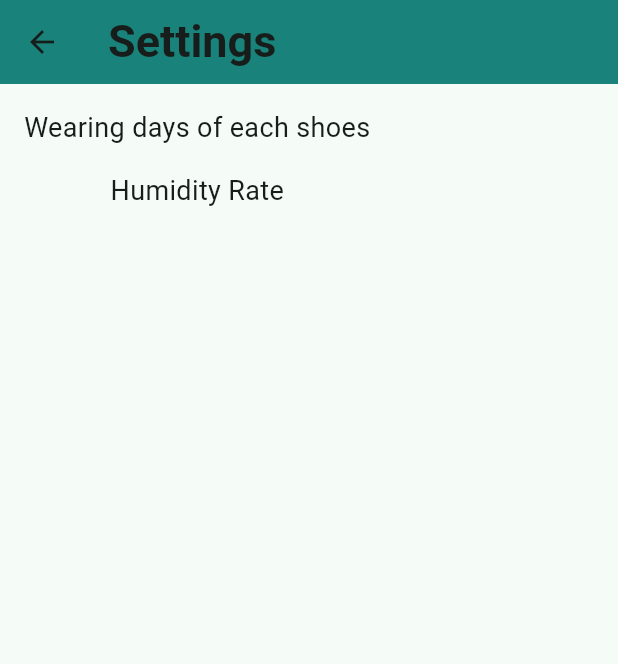
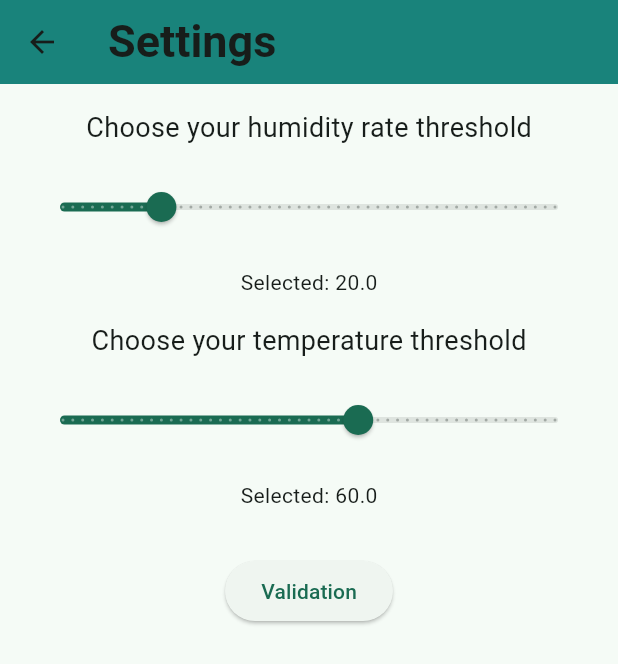
Before and after one commit to expensive-garbage/FCT-LOLU-smartshoeapp, a Flutter app: the SettingsPage screen opened directly, on a phone screen of 412 x 824 dp. Shown: the top 664 px of the screen. Run offline on Flutter 3.47's test engine with Material 2 defaults, Android fonts, the phone set to English and light mode, and no system bars; our stand-ins replace cloud_firestore, firebase_auth, firebase_core, firebase_storage, image_picker, pie_chart and 1 more; accounts and stored records are empty.

Commit message:
Page setting + update thresholds in firebase

```diff
--- a/lib/SettingsPage.dart
+++ b/lib/SettingsPage.dart
@@ -1,14 +1,21 @@
 import 'package:flutter/material.dart';
 import 'package:provider/provider.dart';
+
+import 'package:firebase_auth/firebase_auth.dart';
+import 'package:cloud_firestore/cloud_firestore.dart';
+
 import 'MyApp.dart';
 
 class SettingsPage extends StatefulWidget {
+  const SettingsPage({super.key});
   @override
   State<SettingsPage> createState() => SettingsPageState();
 }
 
 class SettingsPageState extends State<SettingsPage> {
   final int id = 0;
+  double currentHumidityRate = 20.0;
+  double currentTemperature = 60.0;
 
   void updateState(int index, BuildContext context) {
     if (index != 2) {
@@ -16,10 +23,32 @@ class SettingsPageState extends State<SettingsPage> {
     }
   }
 
+   Future<void> fetchValuesFromDatabase() async {
+    final firebaseUser = FirebaseAuth.instance.currentUser;
+    final databaseReference = FirebaseFirestore.instance;
+    final documentSnapshot = await databaseReference
+        .collection('user')
+        .doc(firebaseUser!.uid)
+        .get();
+
+    if (documentSnapshot.exists) {
+      final data = documentSnapshot.data();
+      setState(() {
+        currentHumidityRate = data!['Humidity Rate Threshold'] ?? 20.0;
+        currentTemperature = data['Temperature Threshold'] ?? 60.0;
+      });
+    }
+  }
+  @override
+  void initState() {
+    super.initState();
+    fetchValuesFromDatabase();
+  }
+
   @override
   Widget build(BuildContext context) {
+
     var appState = context.watch<MyAppState>();
-    int _currentIndex = 0;
 
     return Scaffold(
       appBar: AppBar(
@@ -41,16 +70,60 @@ class SettingsPageState extends State<SettingsPage> {
             minHeight: MediaQuery.of(context).size.height,
           ),
           child: Padding(
-            padding: EdgeInsets.all(16.0),
-            child: Column(children: const [
-              Text('Wearing days of each shoes',
+            padding: const EdgeInsets.all(16.0),
+            child: Column(children: [
+              const Text('Choose your humidity rate threshold',
                   style:
                       TextStyle(fontSize: 18, fontWeight: FontWeight.normal)),
               SizedBox(height: 16),
-              Text('Humidity Rate',
+              Slider(
+                value: currentHumidityRate,
+                min: 0,
+                max: 100,
+                divisions: 50,
+                label: currentHumidityRate.round().toString(),
+                onChanged: (double value) {
+                  setState(() {
+                    currentHumidityRate = value;
+                  });
+                },
+              ),
+              SizedBox(height: 16),
+              Text('Selected: $currentHumidityRate'),
+              SizedBox(height: 16),
+              const Text('Choose your temperature threshold',
                   style:
                       TextStyle(fontSize: 18, fontWeight: FontWeight.normal)),
               SizedBox(height: 16),
+              Slider(
+                value: currentTemperature,
+                min: 0,
+                max: 100,
+                divisions: 50,
+                label: currentTemperature.round().toString(),
+                onChanged: (double value) {
+                  setState(() {
+                    currentTemperature = value;
+                  });
+                },
+              ),
+              SizedBox(height: 16),
+              Text('Selected: $currentTemperature'),
+              SizedBox(height: 30),
+              ElevatedButton(
+                onPressed: () async {
+                  final firebaseUser = FirebaseAuth.instance.currentUser;
+                  final databaseReference = FirebaseFirestore.instance;
+                  final collectionReference = databaseReference.collection('user'); // Remplacez 'your_collection' par le nom de votre collection dans la base de données
+
+                  await collectionReference.doc(firebaseUser!.uid).update({
+                    'Humidity Rate Threshold': currentHumidityRate,
+                    'Temperature Threshold': currentTemperature,
+                  });
+
+                  print('Database updated successfully!');
+                },
+                child: const Text("Validation"))
             ]),
           ),
         ),
--- a/lib/Signup.dart
+++ b/lib/Signup.dart
@@ -146,6 +146,8 @@ class _SignupState extends State<Signup> {
                           user.doc(credential.user!.uid).set({
                             'PhotoURL': photoURL,
                             'Name': name,
+                            'Temperature Threshold': 20,
+                            'Humidity Rate Threshold':60,
                           }).then((value) {
                             print('Document ajouté avec succès');
                           }).catchError((error) {
```
